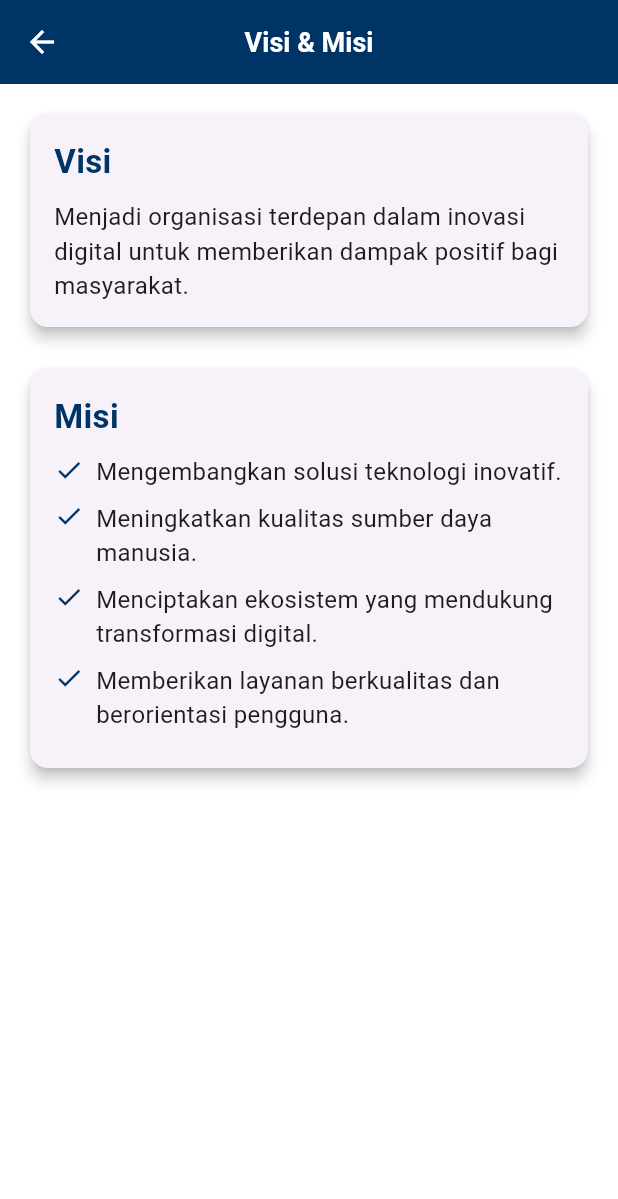
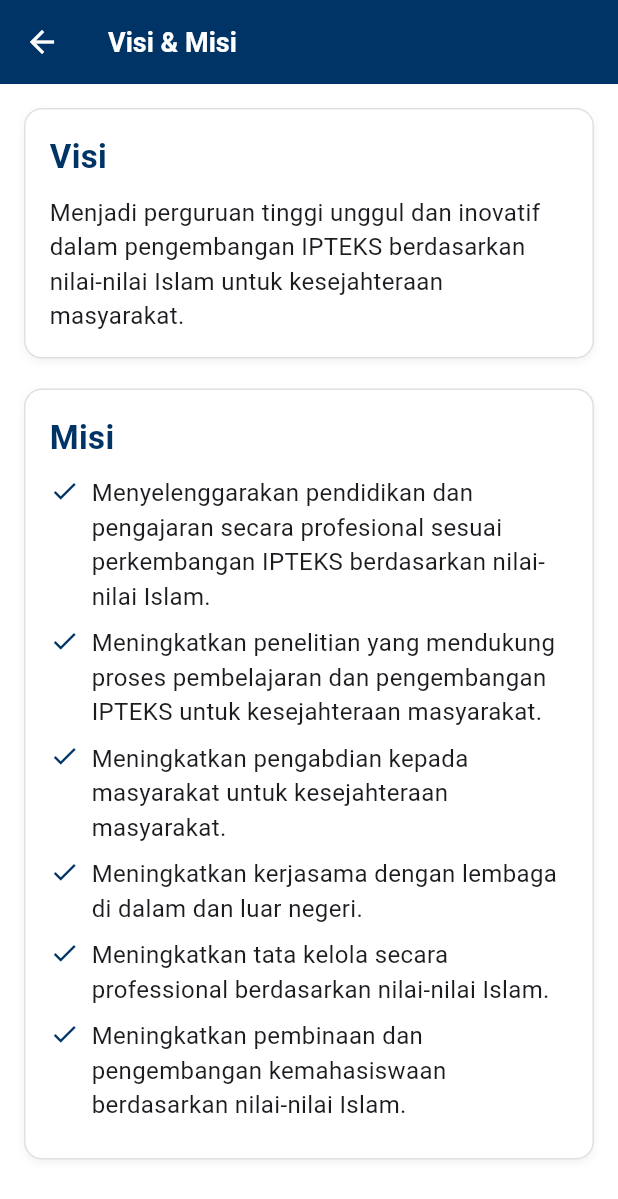
Before and after one commit to yuridazani/umsida-profil, a Flutter app: the VisiMisiPage screen opened directly, on a phone screen of 412 x 824 dp. Shown: the top 1199 px of the screen. Run offline on Flutter 3.47's test engine with Material 3 defaults, Android fonts, the light colour scheme and no system bars; our stand-ins replace font_awesome_flutter.

Commit message:
Yurida - Update perbaikan fakultaspage dan visimisipage oleh dwiki

```diff
--- a/lib/pages/fakultas_page.dart
+++ b/lib/pages/fakultas_page.dart
@@ -10,6 +10,7 @@ class FakultasPage extends StatelessWidget {
     return Scaffold(
       appBar: AppBar(
         title: const Text('Daftar Fakultas'),
+        centerTitle: false,
         backgroundColor: AppColors.primaryBlue,
       ),
       body: ListView(
@@ -59,11 +60,20 @@ class FakultasPage extends StatelessWidget {
     required String title,
     required String description,
   }) {
-    return Card(
-      elevation: 5,
-      shape: RoundedRectangleBorder(borderRadius: BorderRadius.circular(12)),
-      child: Padding(
+    return Container(
       padding: const EdgeInsets.all(12.0),
+      decoration: BoxDecoration(
+        color: Colors.white,
+        borderRadius: BorderRadius.circular(12),
+        border: Border.all(color: Colors.grey[300]!),
+        boxShadow: [
+          BoxShadow(
+            color: Colors.black.withOpacity(0.05),
+            blurRadius: 4,
+            offset: const Offset(0, 2),
+          ),
+        ],
+      ),
       child: Row(
         children: [
           Icon(icon, color: AppColors.primaryBlue, size: 60),
@@ -86,7 +96,6 @@ class FakultasPage extends StatelessWidget {
           ),
         ],
       ),
-      ),
     );
   }
 }
--- a/lib/pages/visi_misi_page.dart
+++ b/lib/pages/visi_misi_page.dart
@@ -10,6 +10,7 @@ class VisiMisiPage extends StatelessWidget {
     return Scaffold(
       appBar: AppBar(
         title: const Text("Visi & Misi"),
+        centerTitle: false,
         backgroundColor: AppColors.primaryBlue,
       ),
       body: SingleChildScrollView(
@@ -18,14 +19,22 @@ class VisiMisiPage extends StatelessWidget {
           crossAxisAlignment: CrossAxisAlignment.start,
           children: [
             // VISI
-            Card(
-              shape: RoundedRectangleBorder(
+            Container(
+              width: double.infinity,
+              padding: const EdgeInsets.all(16),
+              decoration: BoxDecoration(
+                color: Colors.white,
                 borderRadius: BorderRadius.circular(12),
+                border: Border.all(color: Colors.grey[300]!),
+                boxShadow: [
+                  BoxShadow(
+                    color: Colors.black.withOpacity(0.05),
+                    blurRadius: 4,
+                    offset: const Offset(0, 2),
                   ),
-              elevation: 4,
-              child: const Padding(
-                padding: EdgeInsets.all(16.0),
-                child: Column(
+                ],
+              ),
+              child: const Column(
                 crossAxisAlignment: CrossAxisAlignment.start,
                 children: [
                   Text(
@@ -38,25 +47,31 @@ class VisiMisiPage extends StatelessWidget {
                   ),
                   SizedBox(height: 10),
                   Text(
-                      "Menjadi organisasi terdepan dalam inovasi digital "
-                      "untuk memberikan dampak positif bagi masyarakat.",
+                    "Menjadi perguruan tinggi unggul dan inovatif dalam pengembangan IPTEKS berdasarkan nilai-nilai Islam untuk kesejahteraan masyarakat.",
                     style: TextStyle(fontSize: 16),
                   ),
                 ],
-                ),
               ),
             ),
 
             const SizedBox(height: 20),
 
             // MISI
-            Card(
-              shape: RoundedRectangleBorder(
+            Container(
+              width: double.infinity,
+              padding: const EdgeInsets.all(16),
+              decoration: BoxDecoration(
+                color: Colors.white,
                 borderRadius: BorderRadius.circular(12),
+                border: Border.all(color: Colors.grey[300]!),
+                boxShadow: [
+                  BoxShadow(
+                    color: Colors.black.withOpacity(0.05),
+                    blurRadius: 4,
+                    offset: const Offset(0, 2),
                   ),
-              elevation: 4,
-              child: Padding(
-                padding: const EdgeInsets.all(16.0),
+                ],
+              ),
               child: Column(
                 crossAxisAlignment: CrossAxisAlignment.start,
                 children: [
@@ -65,19 +80,23 @@ class VisiMisiPage extends StatelessWidget {
                     style: TextStyle(
                       fontSize: 22,
                       fontWeight: FontWeight.bold,
-                        color: AppColors
-                            .primaryBlue, // Fixed typo: primaryBlu -> primaryBlue
+                      color: AppColors.primaryBlue,
                     ),
                   ),
                   const SizedBox(height: 10),
-                    _missionItem("Mengembangkan solusi teknologi inovatif."),
-                    _missionItem("Meningkatkan kualitas sumber daya manusia."),
                   _missionItem(
-                        "Menciptakan ekosistem yang mendukung transformasi digital."),
+                      "Menyelenggarakan pendidikan dan pengajaran secara profesional sesuai perkembangan IPTEKS berdasarkan nilai-nilai Islam."),
                   _missionItem(
-                        "Memberikan layanan berkualitas dan berorientasi pengguna."),
+                      "Meningkatkan penelitian yang mendukung proses pembelajaran dan pengembangan IPTEKS untuk kesejahteraan masyarakat."),
+                  _missionItem(
+                      "Meningkatkan pengabdian kepada masyarakat untuk kesejahteraan masyarakat."),
+                  _missionItem(
+                      "Meningkatkan kerjasama dengan lembaga di dalam dan luar negeri."),
+                  _missionItem(
+                      "Meningkatkan tata kelola secara professional berdasarkan nilai-nilai Islam."),
+                  _missionItem(
+                      "Meningkatkan pembinaan dan pengembangan kemahasiswaan berdasarkan nilai-nilai Islam."),
                 ],
-                ),
               ),
             ),
           ],
```
Lines whose indentation alone changed are shown as unchanged.
